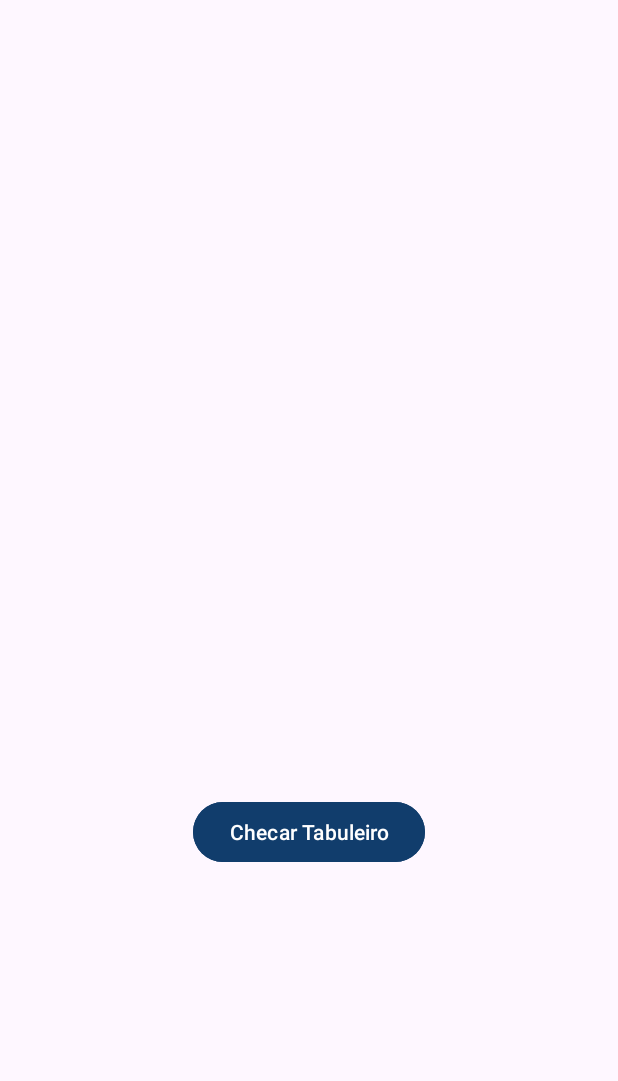
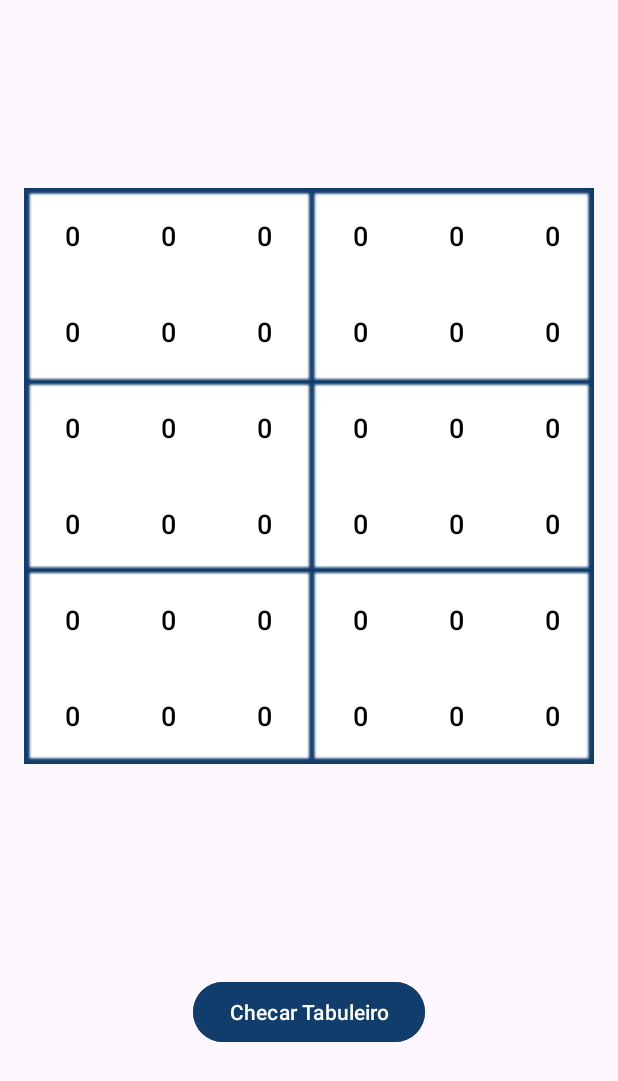
Before and after one commit to delfis-project/delfis-app, an Android app: the SudokuActivity screen opened directly, with no data from a screen before it, after a tap on "Checar Tabuleiro", on a phone screen of 412 x 824 dp. Shown: the top 1081 px of the screen. Run offline under Robolectric (Android 15) with nearby library versions, the phone set to English and light mode, and no system bars; 2 statements that could not run were skipped.

Commit message:
arrumando sudoku

```diff
--- a/app/src/main/java/goldenage/delfis/app/activity/game/SudokuActivity.java
+++ b/app/src/main/java/goldenage/delfis/app/activity/game/SudokuActivity.java
@@ -22,12 +22,11 @@ import retrofit2.Response;
 
 public class SudokuActivity extends AppCompatActivity {
     private User user;
-    private GridLayout sudokuGrid;
     private Button btCheck;
     private final int BOARD_HEIGHT = 6;
     private final int BOARD_WIDTH = 6;
     private final int[][] sudokuBoard = new int[BOARD_WIDTH][BOARD_HEIGHT];
-    private Button[][] buttons = new Button[BOARD_WIDTH][BOARD_HEIGHT];
+    private final Button[][] buttons = new Button[BOARD_WIDTH][BOARD_HEIGHT];
 
     @Override
     protected void onCreate(Bundle savedInstanceState) {
@@ -36,7 +35,6 @@ public class SudokuActivity extends AppCompatActivity {
 
         user = (User) getIntent().getSerializableExtra("user");
         btCheck = findViewById(R.id.btCheck);
-        sudokuGrid = findViewById(R.id.sudokuGrid);
 
         for (int i = 0; i < BOARD_HEIGHT; i++) {
             for (int j = 0; j < BOARD_WIDTH; j++) {
@@ -75,6 +73,28 @@ public class SudokuActivity extends AppCompatActivity {
         }
     }
 
+    private void fetchSudokuBoard() {
+        DelfisApiService delfisApiService = RetrofitClient.getClient().create(DelfisApiService.class);
+        Call<SudokuBoard> call = delfisApiService.generateSudokuBoard(user.getToken());
+
+        call.enqueue(new Callback<SudokuBoard>() {
+            @Override
+            public void onResponse(@NonNull Call<SudokuBoard> call, @NonNull Response<SudokuBoard> response) {
+                if (response.isSuccessful()) {
+                    SudokuBoard sudoku = response.body();
+                    populateSudokuGrid(sudoku.getBoard());
+                } else {
+                    Toast.makeText(SudokuActivity.this, "Falha ao carregar o Sudoku", Toast.LENGTH_LONG).show();
+                }
+            }
+
+            @Override
+            public void onFailure(@NonNull Call<SudokuBoard> call, @NonNull Throwable t) {
+                Toast.makeText(SudokuActivity.this, "Erro ao conectar ao servidor. Verifique sua conexão.", Toast.LENGTH_LONG).show();
+            }
+        });
+    }
+
     private boolean isSudokuValid(int[][] board) {
         for (int i = 0; i < BOARD_WIDTH; i++) {
             boolean[] rowCheck = new boolean[7];
@@ -97,13 +117,13 @@ public class SudokuActivity extends AppCompatActivity {
             }
         }
 
-        for (int blockRow = 0; blockRow < 2; blockRow++) {
+        for (int blockRow = 0; blockRow < 3; blockRow += 2) {
             for (int blockCol = 0; blockCol < 3; blockCol++) {
                 boolean[] blockCheck = new boolean[7];
 
-                for (int i = 0; i < 2; i++) {
-                    for (int j = 0; j < 3; j++) {
-                        int value = board[blockRow * 2 + i][blockCol * 3 + j];
+                for (int i = 0; i < 2; i++) { // 2 linhas
+                    for (int j = 0; j < 3; j++) { // 3 colunas
+                        int value = board[blockRow + i][blockCol + j];
                         if (value != 0) {
                             if (blockCheck[value]) {
                                 return false;
@@ -118,28 +138,6 @@ public class SudokuActivity extends AppCompatActivity {
         return true;
     }
 
-    private void fetchSudokuBoard() {
-        DelfisApiService delfisApiService = RetrofitClient.getClient().create(DelfisApiService.class);
-        Call<SudokuBoard> call = delfisApiService.generateSudokuBoard(user.getToken());
-
-        call.enqueue(new Callback<SudokuBoard>() {
-            @Override
-            public void onResponse(@NonNull Call<SudokuBoard> call, @NonNull Response<SudokuBoard> response) {
-                if (response.isSuccessful()) {
-                    SudokuBoard sudoku = response.body();
-                    populateSudokuGrid(sudoku.getBoard());
-                } else {
-                    Toast.makeText(SudokuActivity.this, "Falha ao carregar o Sudoku", Toast.LENGTH_LONG).show();
-                }
-            }
-
-            @Override
-            public void onFailure(@NonNull Call<SudokuBoard> call, @NonNull Throwable t) {
-                Toast.makeText(SudokuActivity.this, "Erro ao conectar ao servidor. Verifique sua conexão.", Toast.LENGTH_LONG).show();
-            }
-        });
-    }
-
     private void populateSudokuGrid(List<List<String>> board) {
         for (int i = 0; i < board.size(); i++) {
             for (int j = 0; j < board.get(i).size(); j++) {
@@ -148,9 +146,11 @@ public class SudokuActivity extends AppCompatActivity {
                 if (!value.isEmpty()) {
                     button.setText(value);
                     button.setEnabled(false);
+                    button.setBackgroundColor(getResources().getColor(R.color.delfisBackground));
                     sudokuBoard[i][j] = Integer.parseInt(value);
                 } else {
-                    button.setText("");
+                    button.setText("0");
+                    button.setBackgroundColor(getResources().getColor(android.R.color.transparent));
                     sudokuBoard[i][j] = 0;
                 }
             }
--- a/app/src/main/res/layout/activity_sudoku.xml
+++ b/app/src/main/res/layout/activity_sudoku.xml
@@ -12,6 +12,7 @@
         android:layout_gravity="center"
         android:layout_marginStart="16dp"
         android:layout_marginEnd="16dp"
+        android:background="@color/sudokuTemplate"
         android:columnCount="6"
         android:rowCount="6"
         app:layout_constraintBottom_toTopOf="@+id/btCheck"
@@ -19,42 +20,191 @@
         app:layout_constraintStart_toStartOf="parent"
         app:layout_constraintTop_toTopOf="parent">
 
-        <Button android:id="@+id/btn_0_0" style="@style/SudokuButtonStyle" />
-        <Button android:id="@+id/btn_0_1" style="@style/SudokuButtonStyle" />
-        <Button android:id="@+id/btn_0_2" style="@style/SudokuButtonStyle" />
-        <Button android:id="@+id/btn_0_3" style="@style/SudokuButtonStyle" />
-        <Button android:id="@+id/btn_0_4" style="@style/SudokuButtonStyle" />
-        <Button android:id="@+id/btn_0_5" style="@style/SudokuButtonStyle" />
-        <Button android:id="@+id/btn_1_0" style="@style/SudokuButtonStyle" />
-        <Button android:id="@+id/btn_1_1" style="@style/SudokuButtonStyle" />
-        <Button android:id="@+id/btn_1_2" style="@style/SudokuButtonStyle" />
-        <Button android:id="@+id/btn_1_3" style="@style/SudokuButtonStyle" />
-        <Button android:id="@+id/btn_1_4" style="@style/SudokuButtonStyle" />
-        <Button android:id="@+id/btn_1_5" style="@style/SudokuButtonStyle" />
-        <Button android:id="@+id/btn_2_0" style="@style/SudokuButtonStyle" />
-        <Button android:id="@+id/btn_2_1" style="@style/SudokuButtonStyle" />
-        <Button android:id="@+id/btn_2_2" style="@style/SudokuButtonStyle" />
-        <Button android:id="@+id/btn_2_3" style="@style/SudokuButtonStyle" />
-        <Button android:id="@+id/btn_2_4" style="@style/SudokuButtonStyle" />
-        <Button android:id="@+id/btn_2_5" style="@style/SudokuButtonStyle" />
-        <Button android:id="@+id/btn_3_0" style="@style/SudokuButtonStyle" />
-        <Button android:id="@+id/btn_3_1" style="@style/SudokuButtonStyle" />
-        <Button android:id="@+id/btn_3_2" style="@style/SudokuButtonStyle" />
-        <Button android:id="@+id/btn_3_3" style="@style/SudokuButtonStyle" />
-        <Button android:id="@+id/btn_3_4" style="@style/SudokuButtonStyle" />
-        <Button android:id="@+id/btn_3_5" style="@style/SudokuButtonStyle" />
-        <Button android:id="@+id/btn_4_0" style="@style/SudokuButtonStyle" />
-        <Button android:id="@+id/btn_4_1" style="@style/SudokuButtonStyle" />
-        <Button android:id="@+id/btn_4_2" style="@style/SudokuButtonStyle" />
-        <Button android:id="@+id/btn_4_3" style="@style/SudokuButtonStyle" />
-        <Button android:id="@+id/btn_4_4" style="@style/SudokuButtonStyle" />
-        <Button android:id="@+id/btn_4_5" style="@style/SudokuButtonStyle" />
-        <Button android:id="@+id/btn_5_0" style="@style/SudokuButtonStyle" />
-        <Button android:id="@+id/btn_5_1" style="@style/SudokuButtonStyle" />
-        <Button android:id="@+id/btn_5_2" style="@style/SudokuButtonStyle" />
-        <Button android:id="@+id/btn_5_3" style="@style/SudokuButtonStyle" />
-        <Button android:id="@+id/btn_5_4" style="@style/SudokuButtonStyle" />
-        <Button android:id="@+id/btn_5_5" style="@style/SudokuButtonStyle" />
+        <!-- Linha 0 -->
+        <Button
+            android:id="@+id/btn_0_0"
+            style="@style/SudokuButtonStyle"
+            android:text="0" />
+
+        <Button
+            android:id="@+id/btn_0_1"
+            style="@style/SudokuButtonStyle"
+            android:text="0" />
+
+        <Button
+            android:id="@+id/btn_0_2"
+            style="@style/SudokuButtonStyle"
+            android:text="0" />
+
+        <Button
+            android:id="@+id/btn_0_3"
+            style="@style/SudokuButtonStyle"
+            android:text="0" />
+
+        <Button
+            android:id="@+id/btn_0_4"
+            style="@style/SudokuButtonStyle"
+            android:text="0" />
+
+        <Button
+            android:id="@+id/btn_0_5"
+            style="@style/SudokuButtonStyle"
+            android:text="0" />
+
+        <!-- Linha 1 -->
+        <Button
+            android:id="@+id/btn_1_0"
+            style="@style/SudokuButtonStyle"
+            android:text="0" />
+
+        <Button
+            android:id="@+id/btn_1_1"
+            style="@style/SudokuButtonStyle"
+            android:text="0" />
+
+        <Button
+            android:id="@+id/btn_1_2"
+            style="@style/SudokuButtonStyle"
+            android:text="0" />
+
+        <Button
+            android:id="@+id/btn_1_3"
+            style="@style/SudokuButtonStyle"
+            android:text="0" />
+
+        <Button
+            android:id="@+id/btn_1_4"
+            style="@style/SudokuButtonStyle"
+            android:text="0" />
+
+        <Button
+            android:id="@+id/btn_1_5"
+            style="@style/SudokuButtonStyle"
+            android:text="0" />
+
+        <!-- Linha 2 -->
+        <Button
+            android:id="@+id/btn_2_0"
+            style="@style/SudokuButtonStyle"
+            android:text="0" />
+
+        <Button
+            android:id="@+id/btn_2_1"
+            style="@style/SudokuButtonStyle"
+            android:text="0" />
+
+        <Button
+            android:id="@+id/btn_2_2"
+            style="@style/SudokuButtonStyle"
+            android:text="0" />
+
+        <Button
+            android:id="@+id/btn_2_3"
+            style="@style/SudokuButtonStyle"
+            android:text="0" />
+
+        <Button
+            android:id="@+id/btn_2_4"
+            style="@style/SudokuButtonStyle"
+            android:text="0" />
+
+        <Button
+            android:id="@+id/btn_2_5"
+            style="@style/SudokuButtonStyle"
+            android:text="0" />
+
+        <!-- Linha 3 -->
+        <Button
+            android:id="@+id/btn_3_0"
+            style="@style/SudokuButtonStyle"
+            android:text="0" />
+
+        <Button
+            android:id="@+id/btn_3_1"
+            style="@style/SudokuButtonStyle"
+            android:text="0" />
+
+        <Button
+            android:id="@+id/btn_3_2"
+            style="@style/SudokuButtonStyle"
+            android:text="0" />
+
+        <Button
+            android:id="@+id/btn_3_3"
+            style="@style/SudokuButtonStyle"
+            android:text="0" />
+
+        <Button
+            android:id="@+id/btn_3_4"
+            style="@style/SudokuButtonStyle"
+            android:text="0" />
+
+        <Button
+            android:id="@+id/btn_3_5"
+            style="@style/SudokuButtonStyle"
+            android:text="0" />
+
+        <!-- Linha 4 -->
+        <Button
+            android:id="@+id/btn_4_0"
+            style="@style/SudokuButtonStyle"
+            android:text="0" />
+
+        <Button
+            android:id="@+id/btn_4_1"
+            style="@style/SudokuButtonStyle"
+            android:text="0" />
+
+        <Button
+            android:id="@+id/btn_4_2"
+            style="@style/SudokuButtonStyle"
+            android:text="0" />
+
+        <Button
+            android:id="@+id/btn_4_3"
+            style="@style/SudokuButtonStyle"
+            android:text="0" />
+
+        <Button
+            android:id="@+id/btn_4_4"
+            style="@style/SudokuButtonStyle"
+            android:text="0" />
+
+        <Button
+            android:id="@+id/btn_4_5"
+            style="@style/SudokuButtonStyle"
+            android:text="0" />
+
+        <!-- Linha 5 -->
+        <Button
+            android:id="@+id/btn_5_0"
+            style="@style/SudokuButtonStyle"
+            android:text="0" />
+
+        <Button
+            android:id="@+id/btn_5_1"
+            style="@style/SudokuButtonStyle"
+            android:text="0" />
+
+        <Button
+            android:id="@+id/btn_5_2"
+            style="@style/SudokuButtonStyle"
+            android:text="0" />
+
+        <Button
+            android:id="@+id/btn_5_3"
+            style="@style/SudokuButtonStyle"
+            android:text="0" />
+
+        <Button
+            android:id="@+id/btn_5_4"
+            style="@style/SudokuButtonStyle"
+            android:text="0" />
+
+        <Button
+            android:id="@+id/btn_5_5"
+            style="@style/SudokuButtonStyle"
+            android:text="0" />
 
     </GridLayout>
 
--- a/app/src/main/res/values/colors.xml
+++ b/app/src/main/res/values/colors.xml
@@ -1,8 +1,9 @@
 <?xml version="1.0" encoding="utf-8"?>
-<resources>
+<resources xmlns:tools="http://schemas.android.com/tools">
     <color name="white">#FFFFFFFF</color>
     <color name="delfisBar">#064273</color>
     <color name="delfis01">#064273</color>
     <color name="delfisBackground">#113D6C</color>
+    <color name="sudokuTemplate" tools:ignore="ReferenceType">@drawable/sudokutemplate</color>
     <color name="falsefooter">#A6A6A6</color>
 </resources>
--- a/app/src/main/res/values/styles.xml
+++ b/app/src/main/res/values/styles.xml
@@ -13,8 +13,8 @@
     </style>
 
     <style name="SudokuButtonStyle">
-        <item name="android:layout_width">0dp</item>
-        <item name="android:layout_height">0dp</item>
+        <item name="android:layout_width">60dp</item>
+        <item name="android:layout_height">60dp</item>
         <item name="android:layout_margin">2dp</item>
         <item name="android:background">?attr/selectableItemBackground</item>
         <item name="android:gravity">center</item>
```
Also changed, not shown: app/src/main/res/drawable/sudokutemplate.png (added).
